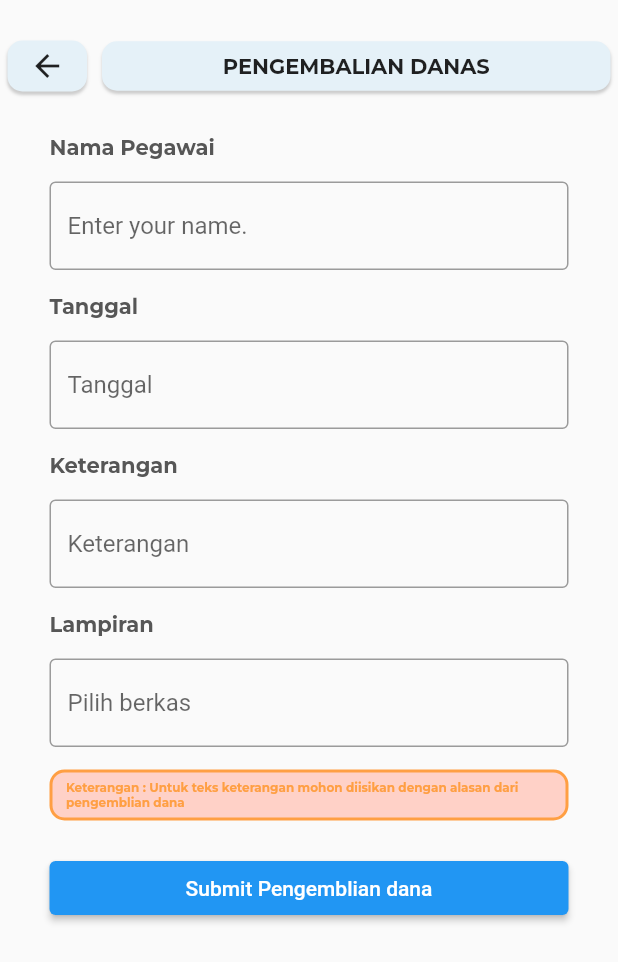
After one commit to kusnadin-ali/TMS-Hub, a Flutter app: the AddReimburseScreen screen opened directly, on a phone screen of 412 x 824 dp. The commit adds this screen. Shown: the top 962 px of the screen. Run offline on Flutter 3.47's test engine with Material 2 defaults, Android fonts, the phone set to English and light mode, and no system bars; our stand-ins replace flutter_map, hexcolor, image_picker, latlong2, location, permission_handler.

Commit message:
enhance add reimburse

```diff
--- a/Front-End/tmshub/lib/src/screens/payroll/detail_penggajian_screen.dart
+++ b/Front-End/tmshub/lib/src/screens/payroll/detail_penggajian_screen.dart
@@ -329,4 +329,5 @@ class DetailPenggajianScreen extends StatelessWidget {
       ],
     );
   }
+
 }
--- /dev/null
+++ b/Front-End/tmshub/lib/src/screens/reimburse/add_reimburse_screen.dart
@@ -0,0 +1,322 @@
+// ignore_for_file: prefer_const_constructors, prefer_const_literals_to_create_immutables, unnecessary_string_interpolations, unnecessary_brace_in_string_interps, sized_box_for_whitespace, prefer_interpolation_to_compose_strings
+
+import 'package:flutter/material.dart';
+import 'package:hexcolor/hexcolor.dart';
+import 'package:image_picker/image_picker.dart';
+import 'package:intl/intl.dart';
+import 'package:tmshub/src/services/reimburse_service.dart';
+import 'package:tmshub/src/widgets/top_navigation.dart';
+import 'package:tmshub/src/utils/globals.dart' as globals;
+
+class AddReimburseScreen extends StatefulWidget {
+  const AddReimburseScreen({Key? key}) : super(key: key);
+
+  @override
+  State<AddReimburseScreen> createState() => _AddReimburseScreenState();
+}
+
+class _AddReimburseScreenState extends State<AddReimburseScreen> {
+  final namaController = TextEditingController();
+  final keteranganController = TextEditingController();
+  final dateController = TextEditingController();
+  final imageController = TextEditingController();
+  XFile? imageLampiran;
+  final ImagePicker picker = ImagePicker();
+
+  @override
+  void initState() {
+    dateController.text = "";
+    imageController.text = "";
+    super.initState();
+  }
+
+  @override
+  Widget build(BuildContext context) {
+    return Scaffold(
+      body: Column(
+        children: [
+          TopNavigation(title: "Pengembalian Danas"),
+          Expanded(
+              child: Padding(
+            padding: const EdgeInsets.all(8.0),
+            child: SingleChildScrollView(child: inputForm()),
+          )),
+        ],
+      ),
+    );
+  }
+
+  Future getImage(ImageSource media) async {
+    var img = await picker.pickImage(source: media);
+    print("object ${img!.name}");
+
+    setState(() {
+      imageLampiran = img;
+      imageController.text = img.name;
+    });
+  }
+
+  Widget inputForm() {
+    return Column(
+      children: [
+        // nama input
+        inputColumn(
+            title: "Nama Pegawai",
+            editController: namaController,
+            inputPlaceholder: "Enter your name."),
+        inputDateColumn(
+            title: "Tanggal",
+            editController: dateController,
+            inputPlaceholder: "Tanggal"),
+        inputColumn(
+            title: "Keterangan",
+            editController: keteranganController,
+            inputPlaceholder: "Keterangan"),
+        inputPhotoColumn(
+            title: "Lampiran",
+            editController: imageController,
+            inputPlaceholder: "Pilih berkas"),
+        Padding(
+          padding: const EdgeInsets.symmetric(horizontal: 25, vertical: 15),
+          child: boxOrange(),
+        ),
+        Padding(
+          padding: const EdgeInsets.symmetric(horizontal: 25, vertical: 6),
+          child: Container(
+            width: MediaQuery.of(context).size.width,
+            child: ElevatedButton(
+                onPressed: () {
+                  print("click!!!!");
+                  Map<String, dynamic> request = {
+                    'id_user': globals.userLogin!.idUser,
+                    'tanggal_reimburse': dateController.text,
+                    'keterangan': keteranganController.text
+                  };
+
+                  createReimburseAPI(request).then((value) => print('berhasil'));
+                },
+                child: Text("Submit Pengemblian dana")),
+          ),
+        )
+        // imageLampiran != null
+        //     ? Padding(
+        //         padding: const EdgeInsets.symmetric(horizontal: 20),
+        //         child: ClipRRect(
+        //           borderRadius: BorderRadius.circular(8),
+        //           child: Image.file(
+        //             //to show image, you type like this.
+        //             File(imageLampiran!.path),
+        //             fit: BoxFit.cover,
+        //             width: MediaQuery.of(context).size.width,
+        //             height: 300,
+        //           ),
+        //         ),
+        //       )
+        //     : Text(
+        //         "No Image",
+        //         style: TextStyle(fontSize: 20),
+        //       )
+      ],
+    );
+  }
+
+  void myAlert() {
+    showDialog(
+        context: context,
+        builder: (BuildContext context) {
+          return AlertDialog(
+            shape:
+                RoundedRectangleBorder(borderRadius: BorderRadius.circular(8)),
+            title: Text('Please choose media to select'),
+            content: Container(
+              height: MediaQuery.of(context).size.height / 6,
+              child: Column(
+                children: [
+                  ElevatedButton(
+                    //if user click this button, user can upload image from gallery
+                    onPressed: () {
+                      Navigator.pop(context);
+                      getImage(ImageSource.gallery);
+                    },
+                    child: Row(
+                      children: [
+                        Icon(Icons.image),
+                        Text('From Gallery'),
+                      ],
+                    ),
+                  ),
+                  ElevatedButton(
+                    //if user click this button. user can upload image from camera
+                    onPressed: () {
+                      Navigator.pop(context);
+                      getImage(ImageSource.camera);
+                    },
+                    child: Row(
+                      children: [
+                        Icon(Icons.camera),
+                        Text('From Camera'),
+                      ],
+                    ),
+                  ),
+                ],
+              ),
+            ),
+          );
+        });
+  }
+
+  Widget inputColumn(
+      {required String title,
+      required TextEditingController editController,
+      required String inputPlaceholder}) {
+    return Column(
+      children: [
+        Padding(
+          padding: const EdgeInsets.symmetric(horizontal: 25, vertical: 15),
+          child: Align(
+            alignment: Alignment.centerLeft,
+            child: Text(
+              "${title}",
+              style: TextStyle(
+                color: HexColor("#565656"),
+                fontSize: 14,
+                fontFamily: "Montserrat",
+                fontWeight: FontWeight.w600,
+              ),
+            ),
+          ),
+        ),
+        Padding(
+          padding: const EdgeInsets.symmetric(horizontal: 25),
+          child: TextField(
+            controller: editController,
+            decoration: InputDecoration(
+              hintText: '${inputPlaceholder}',
+              border: OutlineInputBorder(),
+            ),
+          ),
+        ),
+      ],
+    );
+  }
+
+  Widget inputDateColumn(
+      {required String title,
+      required TextEditingController editController,
+      required String inputPlaceholder}) {
+    return Column(
+      children: [
+        Padding(
+          padding: const EdgeInsets.symmetric(horizontal: 25, vertical: 15),
+          child: Align(
+            alignment: Alignment.centerLeft,
+            child: Text(
+              "${title}",
+              style: TextStyle(
+                color: HexColor("#565656"),
+                fontSize: 14,
+                fontFamily: "Montserrat",
+                fontWeight: FontWeight.w600,
+              ),
+            ),
+          ),
+        ),
+        Padding(
+          padding: const EdgeInsets.symmetric(horizontal: 25),
+          child: TextField(
+            controller: editController,
+            decoration: InputDecoration(
+              hintText: '${inputPlaceholder}',
+              border: OutlineInputBorder(),
+            ),
+            readOnly: true,
+            onTap: () async {
+              DateTime? pickedDate = await showDatePicker(
+                  context: context,
+                  initialDate: DateTime.now(),
+                  firstDate: DateTime(2000),
+                  lastDate: DateTime(2101));
+
+              if (pickedDate != null) {
+                print(pickedDate);
+                String formattedDate =
+                    DateFormat('yyyy-MM-dd').format(pickedDate);
+                print(formattedDate);
+
+                setState(() {
+                  editController.text = formattedDate;
+                });
+              } else {
+                print("Date is not selected");
+              }
+            },
+          ),
+        ),
+      ],
+    );
+  }
+
+  Widget inputPhotoColumn(
+      {required String title,
+      required TextEditingController editController,
+      required String inputPlaceholder}) {
+    return Column(
+      children: [
+        Padding(
+          padding: const EdgeInsets.symmetric(horizontal: 25, vertical: 15),
+          child: Align(
+            alignment: Alignment.centerLeft,
+            child: Text(
+              "${title}",
+              style: TextStyle(
+                color: HexColor("#565656"),
+                fontSize: 14,
+                fontFamily: "Montserrat",
+                fontWeight: FontWeight.w600,
+              ),
+            ),
+          ),
+        ),
+        Padding(
+          padding: const EdgeInsets.symmetric(horizontal: 25),
+          child: TextField(
+            controller: editController,
+            decoration: InputDecoration(
+              hintText: '${inputPlaceholder}',
+              border: OutlineInputBorder(),
+            ),
+            readOnly: true,
+            onTap: () async {
+              myAlert();
+            },
+          ),
+        ),
+      ],
+    );
+  }
+
+  Widget boxOrange() {
+    return Container(
+      decoration: BoxDecoration(
+        border: Border.all(
+          width: 2,
+          color: HexColor("#FF9F43"),
+        ),
+        borderRadius: BorderRadius.all(Radius.circular(10)),
+        color: HexColor("#ffd1c7"),
+      ),
+      child: Padding(
+        padding: EdgeInsets.only(left: 9, top: 5, bottom: 5, right: 9),
+        child: Text(
+          "Keterangan : Untuk teks keterangan mohon diisikan dengan alasan dari pengemblian dana",
+          style: TextStyle(
+            color: HexColor("#FF9F43"),
+            fontFamily: "Montserrat",
+            fontSize: 8,
+            fontWeight: FontWeight.w600,
+          ),
+        ),
+      ),
+    );
+  }
+}
--- a/Front-End/tmshub/lib/src/utils/globals.dart
+++ b/Front-End/tmshub/lib/src/utils/globals.dart
@@ -5,8 +5,8 @@ library globals;
 import 'package:tmshub/src/models/pegawai_model.dart';
 import 'package:tmshub/src/models/user_model.dart';
 
-String urlAPI = 'http://192.168.0.103:8000/api';
-// String urlAPI = 'http://172.168.100.129:8000/api';
+// String urlAPI = 'http://192.168.0.103:8000/api';
+String urlAPI = 'http://172.168.101.192:8000/api';
 
 // int userId = 0;
 
--- a/Front-End/tmshub/lib/src/widgets/top_navigation.dart
+++ b/Front-End/tmshub/lib/src/widgets/top_navigation.dart
@@ -10,7 +10,9 @@ class TopNavigation extends StatelessWidget {
 
   @override
   Widget build(BuildContext context) {
-    return Container(
+    return Padding(
+      padding: const EdgeInsets.only(top: 22),
+      child: Container(
         padding: EdgeInsets.all(5),
         width: MediaQuery.of(context).size.width,
         child: Row(
@@ -82,6 +84,7 @@ class TopNavigation extends StatelessWidget {
             ),
           ],
         ),
+      ),
     );
   }
 }
--- a/Front-End/tmshub/pubspec.yaml
+++ b/Front-End/tmshub/pubspec.yaml
@@ -24,6 +24,8 @@ dependencies:
   provider:
   permission_handler: ^11.0.1
   intl: ^0.18.1
+  image_picker:
+  shared_preferences: ^2.2.2
 
 dev_dependencies:
   flutter_test:
```
Also changed, not shown: Front-End/tmshub/lib/src/screens/reimburse/pengembaliandana_screen.dart (+14 -1 lines), Front-End/tmshub/lib/src/services/reimburse_service.dart (+18 -0 lines), Front-End/tmshub/pubspec.lock, 5 other files. Lines whose indentation alone changed are shown as unchanged.
